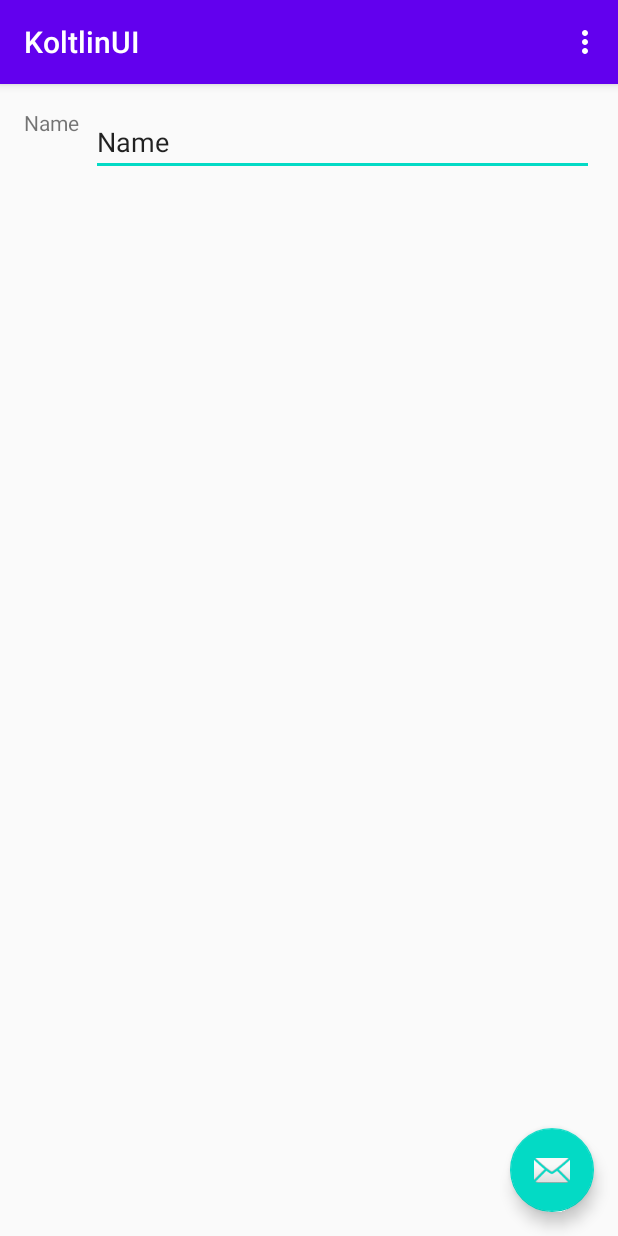
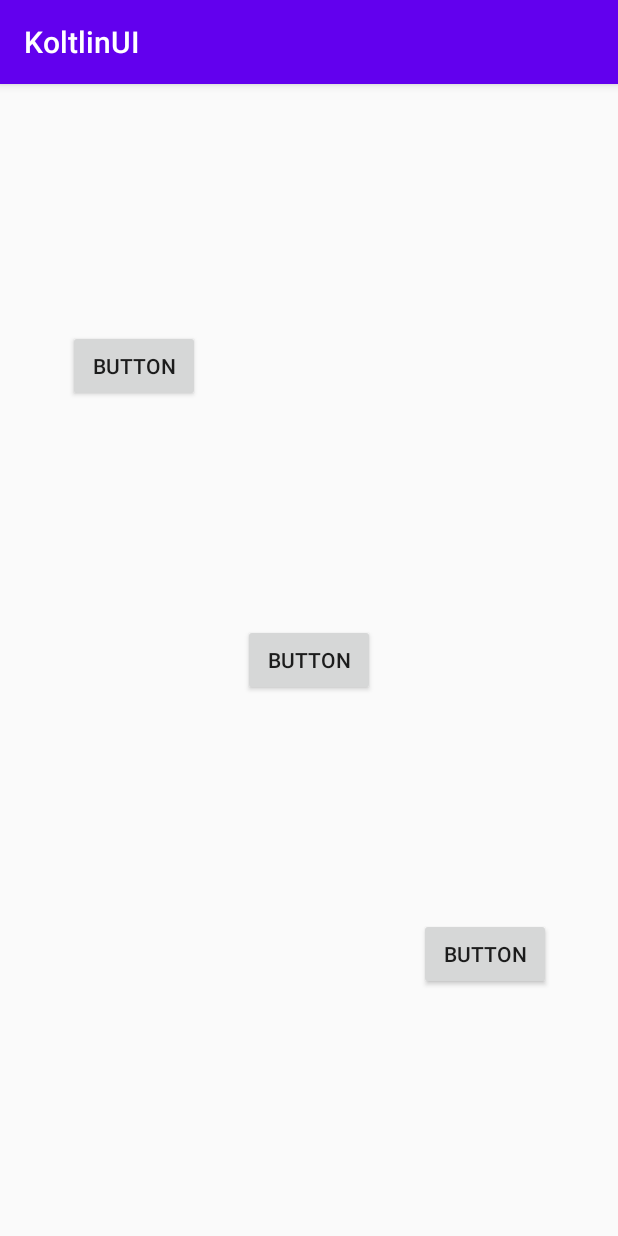
Before and after one commit to MithuBitz/Kotlin_Lesson, an Android app: the screen it shows after launch (MainActivity), on a phone screen of 412 x 824 dp. Run offline under Robolectric (Android 15) with nearby library versions, the phone set to English and light mode, and no system bars.

Commit message:
Constrained Layout chain

```diff
--- a/app/src/main/java/com/example/userinterface/MainActivity.kt
+++ b/app/src/main/java/com/example/userinterface/MainActivity.kt
@@ -17,25 +17,5 @@ class MainActivity : AppCompatActivity() {
         setSupportActionBar(findViewById(R.id.toolbar))
 
 
-            fab.setOnClickListener { view ->
-                Snackbar.make(view, "You Entered a name of ${editText.text}", Snackbar.LENGTH_LONG)
-                    .setAction("Action", null).show()
-            }
-        }
-
-        override fun onCreateOptionsMenu(menu: Menu): Boolean {
-            // Inflate the menu; this adds items to the action bar if it is present.
-            menuInflater.inflate(R.menu.menu_main, menu)
-            return true
-        }
-
-        override fun onOptionsItemSelected(item: MenuItem): Boolean {
-            // Handle action bar item clicks here. The action bar will
-            // automatically handle clicks on the Home/Up button, so long
-            // as you specify a parent activity in AndroidManifest.xml.
-            return when (item.itemId) {
-                R.id.action_settings -> true
-                else -> super.onOptionsItemSelected(item)
-            }
-        }
+    }
 }
--- a/app/src/main/res/layout/activity_main.xml
+++ b/app/src/main/res/layout/activity_main.xml
@@ -22,12 +22,4 @@
 
     <include layout="@layout/content_main" />
 
-    <com.google.android.material.floatingactionbutton.FloatingActionButton
-        android:id="@+id/fab"
-        android:layout_width="wrap_content"
-        android:layout_height="wrap_content"
-        android:layout_gravity="bottom|end"
-        android:layout_margin="@dimen/fab_margin"
-        app:srcCompat="@android:drawable/ic_dialog_email" />
-
 </androidx.coordinatorlayout.widget.CoordinatorLayout>
--- a/app/src/main/res/layout/content_main.xml
+++ b/app/src/main/res/layout/content_main.xml
@@ -9,24 +9,37 @@
     tools:context=".MainActivity"
     tools:showIn="@layout/activity_main">
 
-    <TextView
-        android:id="@+id/textView"
+
+    <Button
+        android:id="@+id/button4"
         android:layout_width="wrap_content"
         android:layout_height="wrap_content"
-        android:text="Name"
-        app:layout_constraintLeft_toLeftOf="parent"
+        android:text="Button"
+        app:layout_constraintBottom_toTopOf="@+id/button5"
+        app:layout_constraintEnd_toStartOf="@+id/button5"
+        app:layout_constraintHorizontal_bias="0.5"
+        app:layout_constraintStart_toStartOf="parent"
         app:layout_constraintTop_toTopOf="parent" />
 
-    <EditText
-        android:id="@+id/editText"
-        android:layout_width="0dp"
+    <Button
+        android:id="@+id/button5"
+        android:layout_width="wrap_content"
         android:layout_height="wrap_content"
-        android:ems="10"
-        android:layout_marginStart="8dp"
-        android:inputType="textPersonName"
-        android:text="Name"
+        android:text="Button"
+        app:layout_constraintBottom_toTopOf="@+id/button6"
+        app:layout_constraintEnd_toStartOf="@+id/button6"
+        app:layout_constraintHorizontal_bias="0.5"
+        app:layout_constraintStart_toEndOf="@+id/button4"
+        app:layout_constraintTop_toBottomOf="@+id/button4" />
+
+    <Button
+        android:id="@+id/button6"
+        android:layout_width="wrap_content"
+        android:layout_height="wrap_content"
+        android:text="Button"
+        app:layout_constraintBottom_toBottomOf="parent"
         app:layout_constraintEnd_toEndOf="parent"
-        app:layout_constraintStart_toEndOf="@+id/textView"
-        app:layout_constraintTop_toTopOf="parent" />
-
+        app:layout_constraintHorizontal_bias="0.5"
+        app:layout_constraintStart_toEndOf="@+id/button5"
+        app:layout_constraintTop_toBottomOf="@+id/button5" />
 </androidx.constraintlayout.widget.ConstraintLayout>
```
